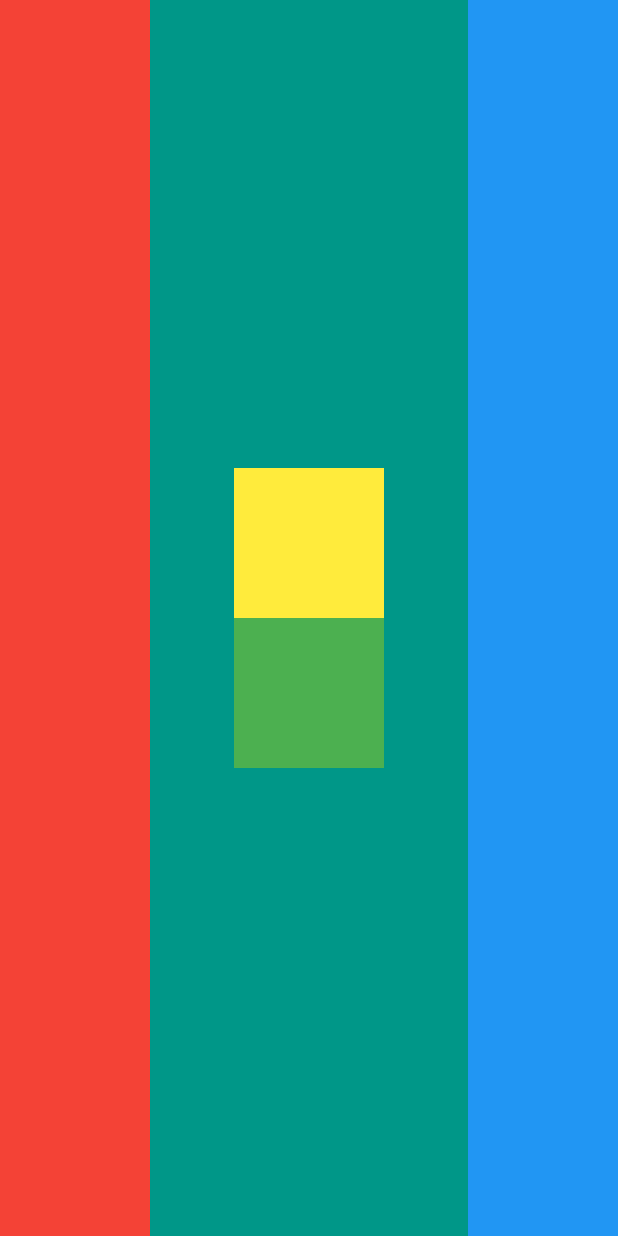
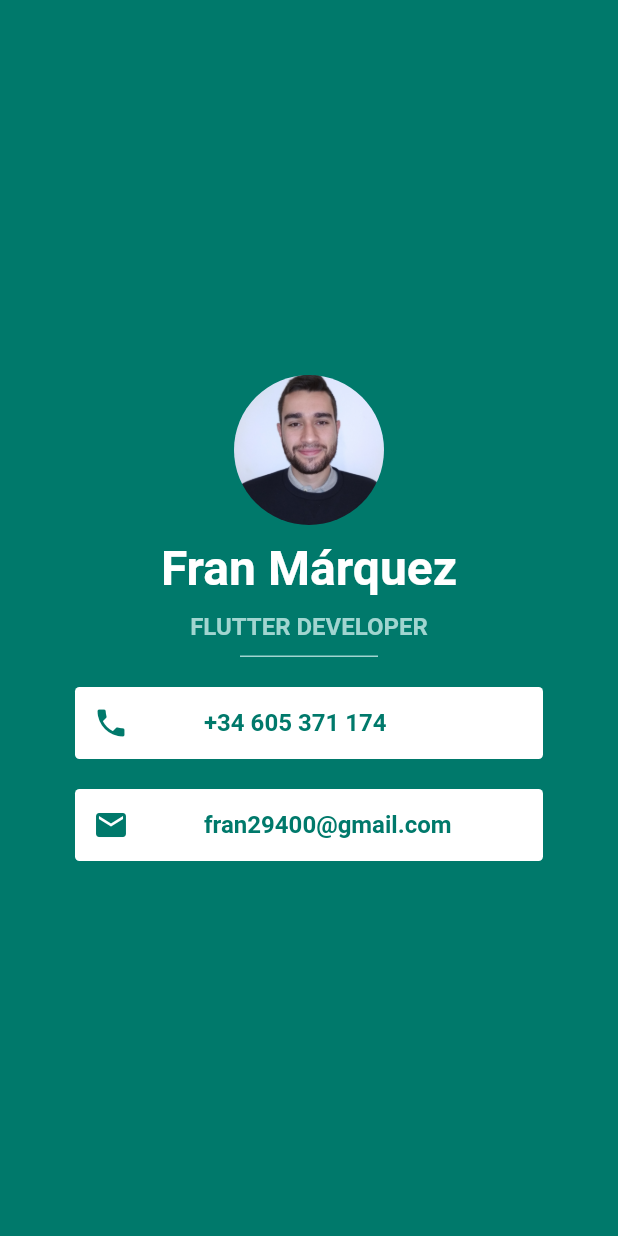
Before and after one commit to frankamente/MiCardFlutterAppBreweryCourse, a Flutter app: the screen it shows after launch, on a phone screen of 412 x 824 dp. Run offline on Flutter 3.47's test engine with Material 2 defaults, Android fonts, the phone set to English and light mode, and no system bars; Roboto replaces fonts that are missing (Rock Salt).

Commit message:
First Approach

```diff
--- a/lib/main.dart
+++ b/lib/main.dart
@@ -1,41 +1,129 @@
 import 'package:flutter/material.dart';
 
 void main() {
-  runApp(
-    MaterialApp(
+  runApp(MyApp());
+}
+
+class MyApp extends StatelessWidget {
+  @override
+  Widget build(BuildContext context) {
+    var primaryColor = Colors.teal[700];
+    return MaterialApp(
       home: Scaffold(
-        backgroundColor: Colors.teal,
-        body: SafeArea(
-          child: Row(
-            mainAxisAlignment: MainAxisAlignment.spaceBetween,
+        backgroundColor: primaryColor,
+        body: Center(
+          child: Column(
+            mainAxisAlignment: MainAxisAlignment.center,
             children: <Widget>[
-              Container(
-                color: Colors.red,
-                width: 100.0,
+              CircleAvatar(
+                radius: 50,
+                backgroundImage: AssetImage("images/personal_picture.jpg"),
+                backgroundColor: Colors.transparent,
               ),
-              Column(
-                mainAxisAlignment: MainAxisAlignment.center,
-                children: <Widget>[
-                  Container(
-                    color: Colors.yellow,
-                    width: 100.0,
-                    height: 100.0,
-                  ),
-                  Container(
-                    color: Colors.green,
-                    width: 100.0,
-                    height: 100.0,
-                  ),
-                ],
+              SizedBox(
+                height: 10,
+              ),
+              Text(
+                "Fran Márquez",
+                style: TextStyle(
+                  color: Colors.white,
+                  fontWeight: FontWeight.bold,
+                  fontSize: 32.0,
+                ),
+              ),
+              SizedBox(
+                height: 10,
+              ),
+              Text(
+                "FLUTTER DEVELOPER",
+                style: TextStyle(
+                  color: Colors.teal[100].withAlpha(230),
+                  fontSize: 16.0,
+                  fontWeight: FontWeight.bold,
+                  fontFamily: "Rock Salt",
+                ),
+              ),
+              SizedBox(
+                height: 10,
               ),
               Container(
-                color: Colors.blue,
-                width: 100.0,
+                color: Colors.teal[100].withAlpha(230),
+                height: 1,
+                margin: EdgeInsets.symmetric(horizontal: 160),
+              ),
+              SizedBox(
+                height: 20,
+              ),
+              TextCard(
+                icon: Icon(
+                  Icons.phone,
+                  color: primaryColor,
+                ),
+                text: Text(
+                  "+34 605 371 174",
+                  style: TextStyle(
+                    color: primaryColor,
+                    fontWeight: FontWeight.w600,
+                    fontSize: 16,
+                  ),
+                ),
+              ),
+              SizedBox(
+                height: 20,
+              ),
+              TextCard(
+                icon: Icon(
+                  Icons.mail,
+                  color: primaryColor,
+                ),
+                text: Text(
+                  "fran29400@gmail.com",
+                  style: TextStyle(
+                    color: primaryColor,
+                    fontWeight: FontWeight.w600,
+                    fontSize: 16,
+                  ),
+                ),
               ),
             ],
           ),
         ),
       ),
-    ),
-  );
+    );
+  }
 }
+
+class TextCard extends StatelessWidget {
+  const TextCard({
+    Key key,
+    @required this.icon,
+    @required this.text,
+  }) : super(key: key);
+
+  final Icon icon;
+  final Text text;
+
+  @override
+  Widget build(BuildContext context) {
+    return Container(
+      height: 48,
+      margin: EdgeInsets.symmetric(horizontal: 50),
+      decoration: BoxDecoration(
+        color: Colors.white,
+        borderRadius: BorderRadius.circular(3),
+      ),
+      child: Row(
+        children: <Widget>[
+          Padding(
+            padding: EdgeInsets.only(left: 12),
+            child: icon,
+          ),
+          Container(
+            margin: EdgeInsets.only(left: 50),
+            child: text,
+          )
+        ],
+      ),
+    );
+  }
+}
--- a/pubspec.yaml
+++ b/pubspec.yaml
@@ -37,9 +37,8 @@ flutter:
   uses-material-design: true
 
   # To add assets to your application, add an assets section, like this:
-  # assets:
-  #  - images/a_dot_burr.jpeg
-  #  - images/a_dot_ham.jpeg
+  assets:
+   - images/personal_picture.jpg
 
   # An image asset can refer to one or more resolution-specific "variants", see
   # https://flutter.io/assets-and-images/#resolution-aware.
```
Also changed, not shown: images/personal_picture.jpg (added).
